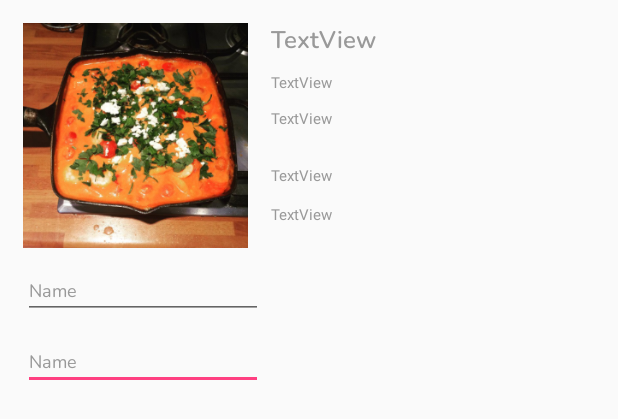
After one commit to BeJust/AndroidMeals, an Android app: the layout list_layout.xml on its own in the app's theme, with its tools: preview values and no code run, on a phone screen of 412 x 824 dp. The commit adds this screen. Shown: the top 419 px of the screen. Run offline under Robolectric (Android 15) with nearby library versions, the phone set to English and light mode, and no system bars.

Commit message:
new interface

```diff
--- a/app/build.gradle
+++ b/app/build.gradle
@@ -29,6 +29,8 @@ dependencies {
     implementation 'com.android.support:recyclerview-v7:26.1.0'
     implementation 'com.android.support.constraint:constraint-layout:1.1.2'
     implementation 'com.google.firebase:firebase-database:11.0.4'
+    // FirebaseUI for Firebase Realtime Database
+    implementation 'com.firebaseui:firebase-ui-database:2.3.0'
     testImplementation 'junit:junit:4.12'
     androidTestImplementation 'com.android.support.test:runner:1.0.2'
     androidTestImplementation 'com.android.support.test.espresso:espresso-core:3.0.2'
--- /dev/null
+++ b/app/src/main/res/font/nunito.xml
@@ -0,0 +1,7 @@
+<?xml version="1.0" encoding="utf-8"?>
+<font-family xmlns:app="http://schemas.android.com/apk/res-auto"
+        app:fontProviderAuthority="com.google.android.gms.fonts"
+        app:fontProviderPackage="com.google.android.gms"
+        app:fontProviderQuery="Nunito"
+        app:fontProviderCerts="@array/com_google_android_gms_fonts_certs">
+</font-family>
--- /dev/null
+++ b/app/src/main/res/layout/list_layout.xml
@@ -0,0 +1,107 @@
+<?xml version="1.0" encoding="utf-8"?>
+<RelativeLayout xmlns:android="http://schemas.android.com/apk/res/android"
+    xmlns:app="http://schemas.android.com/apk/res-auto"
+    xmlns:tools="http://schemas.android.com/tools"
+    android:layout_width="match_parent" android:layout_height="match_parent">
+
+    <ImageView
+        android:id="@+id/mealImage"
+        android:layout_width="150dp"
+        android:layout_height="150dp"
+        android:layout_alignParentStart="true"
+        android:layout_alignParentTop="true"
+        android:layout_marginLeft="15dp"
+        android:layout_marginTop="15dp"
+        app:srcCompat="@mipmap/wuvryu1468232995" />
+
+    <TextView
+        android:id="@+id/mealName"
+        android:layout_width="wrap_content"
+        android:layout_height="wrap_content"
+        android:layout_alignStart="@+id/mealCategory"
+        android:layout_alignTop="@+id/mealImage"
+        android:layout_marginBottom="10dp"
+        android:fontFamily="@font/nunito_semibold"
+        android:text="TextView"
+        android:textColor="#999999"
+        android:textSize="16sp" />
+
+    <TextView
+        android:id="@+id/mealArea"
+        android:layout_width="wrap_content"
+        android:layout_height="wrap_content"
+        android:layout_alignStart="@+id/mealCategory"
+        android:layout_below="@+id/mealCategory"
+        android:layout_marginBottom="10dp"
+        android:text="TextView"
+        android:textColor="#999999"
+        android:textSize="10sp"
+        tools:fontFamily="@font/nunito" />
+
+    <TextView
+        android:id="@+id/mealCategory"
+        android:layout_width="wrap_content"
+        android:layout_height="wrap_content"
+        android:layout_below="@+id/mealName"
+        android:layout_marginBottom="10dp"
+        android:layout_marginStart="15dp"
+        android:layout_toEndOf="@+id/mealImage"
+        android:text="TextView"
+        android:textColor="#999999"
+        android:textSize="10sp"
+        tools:fontFamily="@font/nunito" />
+
+    <TextView
+        android:id="@+id/mealYoutube"
+        android:layout_width="wrap_content"
+        android:layout_height="wrap_content"
+        android:layout_alignBottom="@+id/mealImage"
+        android:layout_alignStart="@+id/mealTags"
+        android:layout_marginBottom="15dp"
+        android:text="TextView"
+        android:textColor="#999999"
+        android:textSize="10sp"
+        tools:fontFamily="@font/nunito" />
+
+    <TextView
+        android:id="@+id/mealTags"
+        android:layout_width="wrap_content"
+        android:layout_height="wrap_content"
+        android:layout_above="@+id/mealYoutube"
+        android:layout_alignStart="@+id/mealArea"
+        android:layout_marginBottom="12dp"
+        android:text="TextView"
+        android:textColor="#999999"
+        android:textSize="10sp"
+        tools:fontFamily="@font/nunito" />
+
+    <EditText
+        android:id="@+id/mealInstructions"
+        android:layout_width="wrap_content"
+        android:layout_height="wrap_content"
+        android:layout_alignStart="@+id/mealIngredients"
+        android:layout_below="@+id/mealIngredients"
+        android:layout_marginBottom="20dp"
+        android:layout_marginTop="10dp"
+        android:ems="10"
+        android:fontFamily="@font/nunito"
+        android:inputType="textPersonName"
+        android:text="Name"
+        android:textColor="#999999"
+        android:textSize="12sp" />
+
+    <EditText
+        android:id="@+id/mealIngredients"
+        android:layout_width="wrap_content"
+        android:layout_height="wrap_content"
+        android:layout_alignStart="@+id/mealImage"
+        android:layout_below="@+id/mealImage"
+        android:layout_marginTop="10dp"
+        android:ems="10"
+        android:fontFamily="@font/nunito"
+        android:inputType="textPersonName"
+        android:text="Name"
+        android:textColor="#999999"
+        android:textSize="12sp" />
+
+</RelativeLayout>
--- a/app/src/main/res/values/preloaded_fonts.xml
+++ b/app/src/main/res/values/preloaded_fonts.xml
@@ -1,6 +1,7 @@
 <?xml version="1.0" encoding="utf-8"?>
 <resources>
     <array name="preloaded_fonts" translatable="false">
+        <item>@font/nunito</item>
         <item>@font/nunito_bold</item>
         <item>@font/nunito_semibold</item>
     </array>
```
Also changed, not shown: app/src/main/java/com/example/bejust/androidmeals/MainActivity.java (+10 -0 lines), app/src/main/java/com/example/bejust/androidmeals/Meal.java (added, +86 -0 lines), app/src/main/res/mipmap-xxxhdpi/wuvryu1468232995.jpg (added).
